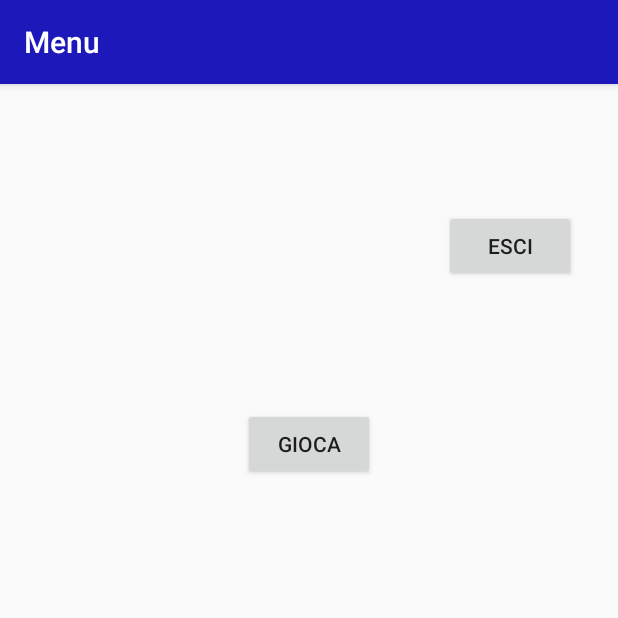
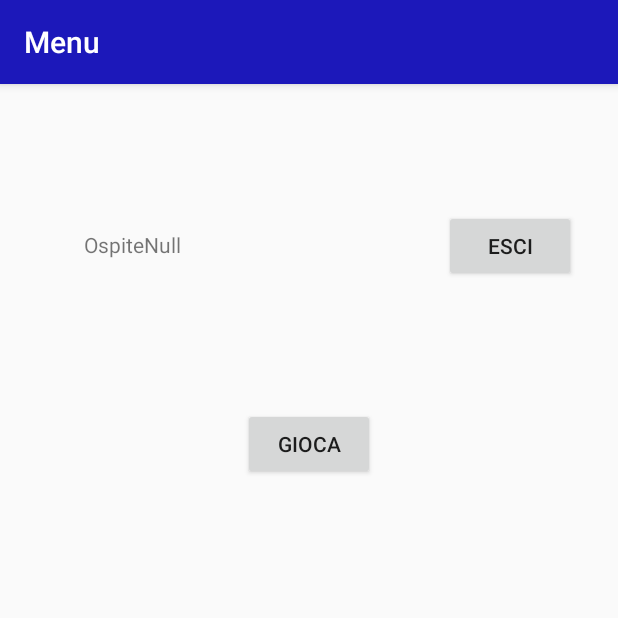
Before and after one commit to lev1492/ArkaNull, an Android app: the ImpostazioniActivity screen opened directly, with no data from a screen before it, after a tap on "SALVA", on a phone screen of 412 x 824 dp, the top half of it. Run offline under Robolectric (Android 15) with nearby library versions, the phone set to English and light mode, and no system bars; 2 other taps on this screen came first.

Commit message:
Viene salvata l'impostazione scelta dall'utente Risolto bug del nomeUtente

```diff
--- a/app/src/main/java/com/example/android/arkanull/Game.java
+++ b/app/src/main/java/com/example/android/arkanull/Game.java
@@ -2,6 +2,7 @@ package com.example.android.arkanull;
 
 import android.annotation.SuppressLint;
 import android.content.Context;
+import android.content.Intent;
 import android.graphics.Bitmap;
 import android.graphics.BitmapFactory;
 import android.graphics.Canvas;
@@ -83,7 +84,7 @@ public class Game extends View implements SensorEventListener, View.OnTouchListe
      * @param g_Mode Indicates the game mode selected
      * @param diff Indicates the difficulty selected
      */
-    public Game(Context context, int lifes, int score, int g_Mode, int diff) {
+    public Game(Context context, int lifes, int score, int g_Mode, int diff)  {
         super(context);
         difficulty = diff;
         paint = new Paint();
@@ -205,7 +206,7 @@ public class Game extends View implements SensorEventListener, View.OnTouchListe
     // zmena akcelerometera
     @Override
     public void onSensorChanged(SensorEvent event) {
-        if (event.sensor.getType() == Sensor.TYPE_ACCELEROMETER) {
+        if (event.sensor.getType() == Sensor.TYPE_ACCELEROMETER && STATE == ImpostazioniActivity.getAccelerometerInput()) {
             paddle.setX(paddle.getX() - event.values[0] - event.values[0]);
 
             if (paddle.getX() + event.values[0] > size.x - 240) {
--- a/app/src/main/java/com/example/android/arkanull/GiocaActivity.java
+++ b/app/src/main/java/com/example/android/arkanull/GiocaActivity.java
@@ -8,6 +8,7 @@ import android.view.View;
 
 
 public class GiocaActivity extends AppCompatActivity {
+
 
     @Override
     protected void onCreate(Bundle savedInstanceState) {
--- a/app/src/main/java/com/example/android/arkanull/ImpostazioniActivity.java
+++ b/app/src/main/java/com/example/android/arkanull/ImpostazioniActivity.java
@@ -4,7 +4,10 @@ import androidx.appcompat.app.AppCompatActivity;
 
 import android.content.Intent;
 import android.os.Bundle;
+import android.provider.MediaStore;
+import android.util.Log;
 import android.view.View;
+import android.widget.LinearLayout;
 import android.widget.RadioButton;
 
 //classe che apre le impostazioni del telefono
@@ -36,10 +39,19 @@ public class ImpostazioniActivity extends AppCompatActivity {
         super.onCreate(savedInstanceState);
         setContentView(R.layout.activity_impostazioni);
         intent = new Intent(this, MenuActivity.class);
+
+        RadioButton accelerometroButton = findViewById(R.id.accelerometro);
+        RadioButton touchButton = findViewById(R.id.touch);
+        if ( typeInput == ACCELEROMETER_INPUT) {
+            accelerometroButton.setChecked(true);
+        } else if ( typeInput == TOUCH_INPUT) {
+            touchButton.setChecked(true);
+        }
     }
 
     public void onTypeInputClicked(View view) {
         boolean checked = ((RadioButton) view).isChecked();
+
         // Check which radio button was clicked
         switch(view.getId()) {
             case R.id.accelerometro:
@@ -49,9 +61,8 @@ public class ImpostazioniActivity extends AppCompatActivity {
             case R.id.touch:
                 if (checked)
                     typeInput = TOUCH_INPUT;
-                    break;
+                break;
         }
-        intent.putExtra("tipoInput", typeInput);
     }
 
     public void onSaveSetting(View view) {
--- a/app/src/main/java/com/example/android/arkanull/MenuActivity.java
+++ b/app/src/main/java/com/example/android/arkanull/MenuActivity.java
@@ -20,8 +20,10 @@ public class MenuActivity extends AppCompatActivity {
 
         TextView titolo = (TextView) findViewById(R.id.nomeUtente);
         nomeUtente = getIntent().getStringExtra("nomeUtente");
-        if( nomeUtente.isEmpty() || nomeUtente.equals(null)) {
-            nomeUtente = "Ospite";
+        if( nomeUtente == null ) {
+            nomeUtente = "OspiteNull";
+        } else if (nomeUtente.isEmpty() ) {
+            nomeUtente = "OspiteEmpty";
         }
         titolo.setText(nomeUtente);
         Log.i("onCreate NomeUtente: ", nomeUtente);
--- a/app/src/main/res/layout/activity_impostazioni.xml
+++ b/app/src/main/res/layout/activity_impostazioni.xml
@@ -7,6 +7,7 @@
     tools:context=".ImpostazioniActivity">
 
     <RadioGroup
+        android:id="@+id/activity_impostazioni"
         android:layout_width="match_parent"
         android:layout_height="wrap_content"
         android:layout_marginTop="56dp"
```
